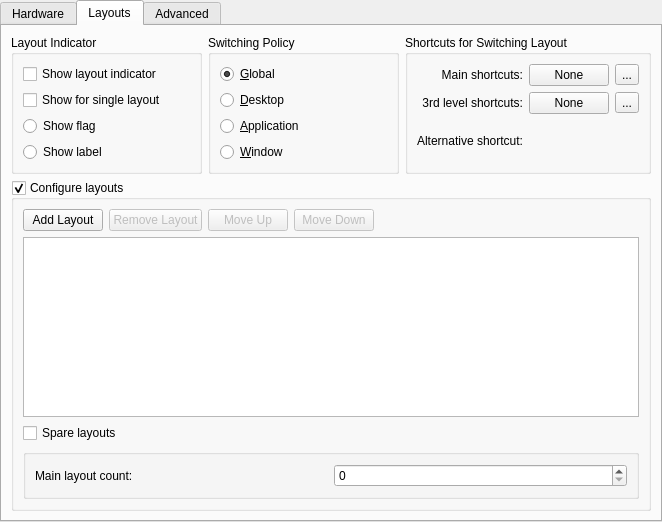
First picture: the form in kcontrol/keyboard/kcm_keyboard.ui, repository mgottschlag/kwin-tiling, before the edit.
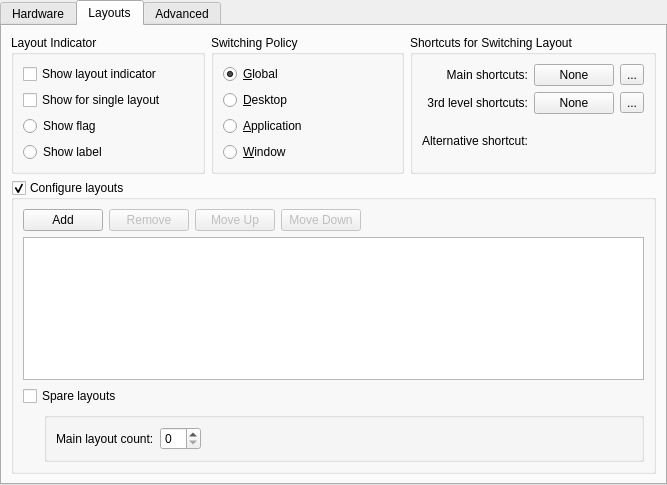
Second picture: the form after the edit. The open tabs and pages were chosen to show the change. Custom widgets are drawn as their Qt base class.

Commit message: UI layout improvements in keyboard layout kcm

```diff
--- a/kcontrol/keyboard/kcm_keyboard.ui
+++ b/kcontrol/keyboard/kcm_keyboard.ui
@@ -6,8 +6,8 @@
    <rect>
     <x>0</x>
     <y>0</y>
-    <width>662</width>
-    <height>522</height>
+    <width>667</width>
+    <height>485</height>
    </rect>
   </property>
   <property name="currentIndex">
@@ -281,13 +281,13 @@
       <property name="checkable">
        <bool>true</bool>
       </property>
-      <layout class="QVBoxLayout" name="verticalLayout">
-       <item>
+      <layout class="QGridLayout" name="gridLayout_5">
+       <item row="0" column="0" colspan="2">
         <layout class="QHBoxLayout" name="horizontalLayout">
          <item>
           <widget class="QPushButton" name="addLayoutBtn">
            <property name="text">
-            <string>Add Layout</string>
+            <string>Add</string>
            </property>
           </widget>
          </item>
@@ -297,7 +297,7 @@
             <bool>false</bool>
            </property>
            <property name="text">
-            <string>Remove Layout</string>
+            <string>Remove</string>
            </property>
           </widget>
          </item>
@@ -336,7 +336,7 @@
          </item>
         </layout>
        </item>
-       <item>
+       <item row="1" column="0" colspan="2">
         <widget class="QTableView" name="layoutsTableView">
          <property name="selectionBehavior">
           <enum>QAbstractItemView::SelectRows</enum>
@@ -349,18 +349,37 @@
          </attribute>
         </widget>
        </item>
-       <item>
+       <item row="2" column="0" colspan="2">
         <widget class="QCheckBox" name="layoutLoopingCheckBox">
          <property name="text">
           <string>Spare layouts</string>
          </property>
         </widget>
        </item>
-       <item>
+       <item row="3" column="0">
+        <spacer name="horizontalSpacer_2">
+         <property name="orientation">
+          <enum>Qt::Horizontal</enum>
+         </property>
+         <property name="sizeType">
+          <enum>QSizePolicy::Fixed</enum>
+         </property>
+         <property name="sizeHint" stdset="0">
+          <size>
+           <width>15</width>
+           <height>20</height>
+          </size>
+         </property>
+        </spacer>
+       </item>
+       <item row="3" column="1">
         <widget class="QGroupBox" name="layoutLoopingGroupBox">
          <property name="title">
           <string/>
          </property>
+         <property name="flat">
+          <bool>true</bool>
+         </property>
          <layout class="QGridLayout" name="gridLayout_4">
           <item row="0" column="0">
            <widget class="QLabel" name="label_5">
@@ -372,6 +391,19 @@
           <item row="0" column="1">
            <widget class="QSpinBox" name="layoutLoopCountSpinBox"/>
           </item>
+          <item row="0" column="2">
+           <spacer name="horizontalSpacer_3">
+            <property name="orientation">
+             <enum>Qt::Horizontal</enum>
+            </property>
+            <property name="sizeHint" stdset="0">
+             <size>
+              <width>431</width>
+              <height>20</height>
+             </size>
+            </property>
+           </spacer>
+          </item>
          </layout>
         </widget>
        </item>
```
Left out of the diff: 2 changed lines with no effect on the pictures. The commit also changes 1 other file.
